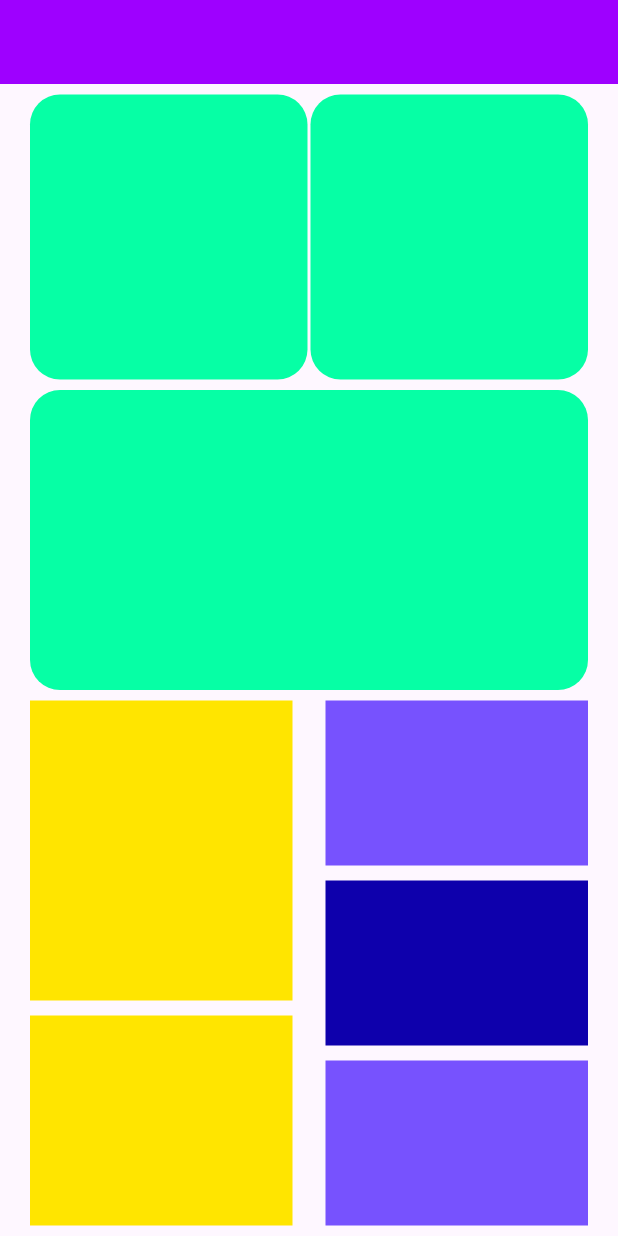
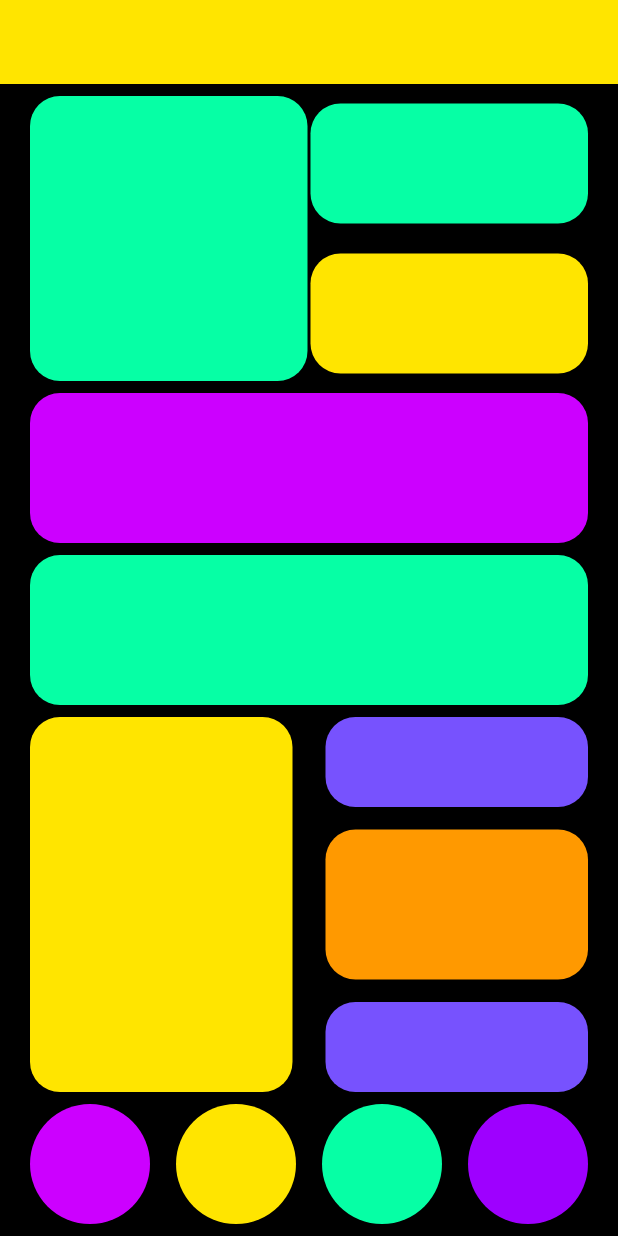
Before and after one commit to jayasanka99/layouts, a Flutter app: the screen it shows after launch, on a phone screen of 412 x 824 dp. Run offline on Flutter 3.47's test engine with Material 3 defaults, Android fonts, the phone set to English and light mode, and no system bars.

Commit message:
Create new layout

```diff
--- a/lib/main.dart
+++ b/lib/main.dart
@@ -12,7 +12,8 @@ class MyApp extends StatelessWidget {
     return MaterialApp(
       debugShowCheckedModeBanner: false,
       home: Scaffold(
-          appBar: AppBar(backgroundColor: const Color(0xff9E00FF)),
+        backgroundColor: Colors.black,
+          appBar: AppBar(backgroundColor: const Color(0xffFFE500)),
           body: Padding(
             padding: const EdgeInsets.symmetric(horizontal: 20),
             child: Column(
@@ -29,69 +30,113 @@ class MyApp extends StatelessWidget {
                       height: 190,
                       width: 185,
                     ),
+                    Column(
+                      mainAxisAlignment: MainAxisAlignment.spaceBetween,
+                      children: [
                         Container(
                           decoration: BoxDecoration(
                             borderRadius: BorderRadius.circular(20),
                             color: const Color(0xff06FFA5),
                           ),
-                      height: 190,
+                          height: 80,
                           width: 185,
+                        ),
+                        const SizedBox(
+                          height: 20,
+                        ),
+                        Container(
+                          decoration: BoxDecoration(
+                            borderRadius: BorderRadius.circular(20),
+                            color: const Color(0xffFFE500),
+                          ),
+                          height: 80,
+                          width: 185,
+                        ),
+                      ],
                     ),
                   ],
                 ),
                 Container(
                   decoration: BoxDecoration(
                     borderRadius: BorderRadius.circular(20),
+                    color: const Color(0xffCC00FF),
+                  ),
+                  height: 100,
+                  width: double.infinity,
+                ),
+                Container(
+                  decoration: BoxDecoration(
+                    borderRadius: BorderRadius.circular(20),
                     color: const Color(0xff06FFA5),
                   ),
-                  height: 200,
+                  height: 100,
                   width: double.infinity,
                 ),
-                SizedBox(
-                  height: 350,
-                  child: Row(
+                Row(
                   mainAxisAlignment: MainAxisAlignment.spaceBetween,
                   children: [
                     Column(
                       mainAxisAlignment: MainAxisAlignment.spaceBetween,
                       children: [
                         Container(
-                              height: 200,
+                          height: 250,
                           width: 175,
-                              color: const Color(0xffFFE500),
-                            ),
-                            Container(
-                              height: 140,
-                              width: 175,
-                              color: const Color(0xffFFE500),
-                            ),
+                          decoration: BoxDecoration(borderRadius: BorderRadius.circular(20),color: Color(0xffFFE500),),
+                        )
                       ],
                     ),
-                        Column(
+                    SizedBox(
+                      height:250 ,
+                      child: Column(
                         mainAxisAlignment: MainAxisAlignment.spaceBetween,
                         children: [
                           Container(
-                              height: 110,
+                            height: 60,
                             width: 175,
-                              color: const Color(0xff7752FE),
+                            decoration: BoxDecoration(borderRadius: BorderRadius.circular(20),color: Color(0xff7752FE),),
                           ),
                           Container(
-                              height: 110,
+                            height: 100,
                             width: 175,
-                              color: const Color(0xff0E00AC),
+                            decoration: BoxDecoration(borderRadius: BorderRadius.circular(20),color: Color(0xffFF9900),),
                           ),
                           Container(
-                              height: 110,
+                            height: 60,
                             width: 175,
-                              color: Color(0xff7752FE),
-                            ),
-                          ],
+                            decoration: BoxDecoration(borderRadius: BorderRadius.circular(20),color: Color(0xff7752FE),),
                           ),
                         ],
                       ),
                     ),
                   ],
                 ),
+                Row(
+                  mainAxisAlignment: MainAxisAlignment.spaceBetween,
+                  children: [
+                    Container(
+                      height: 80,
+                      width: 80,
+                      decoration: BoxDecoration(borderRadius: BorderRadius.circular(100),color: Color(0xffCC00FF),),
+                    ),
+                    Container(
+                      height: 80,
+                      width: 80,
+                      decoration: BoxDecoration(borderRadius: BorderRadius.circular(100),color: Color(0xffFFE500),),
+                    ),
+                    Container(
+                      height: 80,
+                      width: 80,
+                      decoration: BoxDecoration(borderRadius: BorderRadius.circular(100),color: Color(0xff06FFA5),),
+                    ),
+                    Container(
+                      height: 80,
+                      width: 80,
+                      decoration: BoxDecoration(borderRadius: BorderRadius.circular(100),color: Color(0xff9E00FF),),
+                    ),
+                  ],
+                )
+              ],
+            ),
           )),
     );
   }
```
Lines whose indentation alone changed are shown as unchanged.
